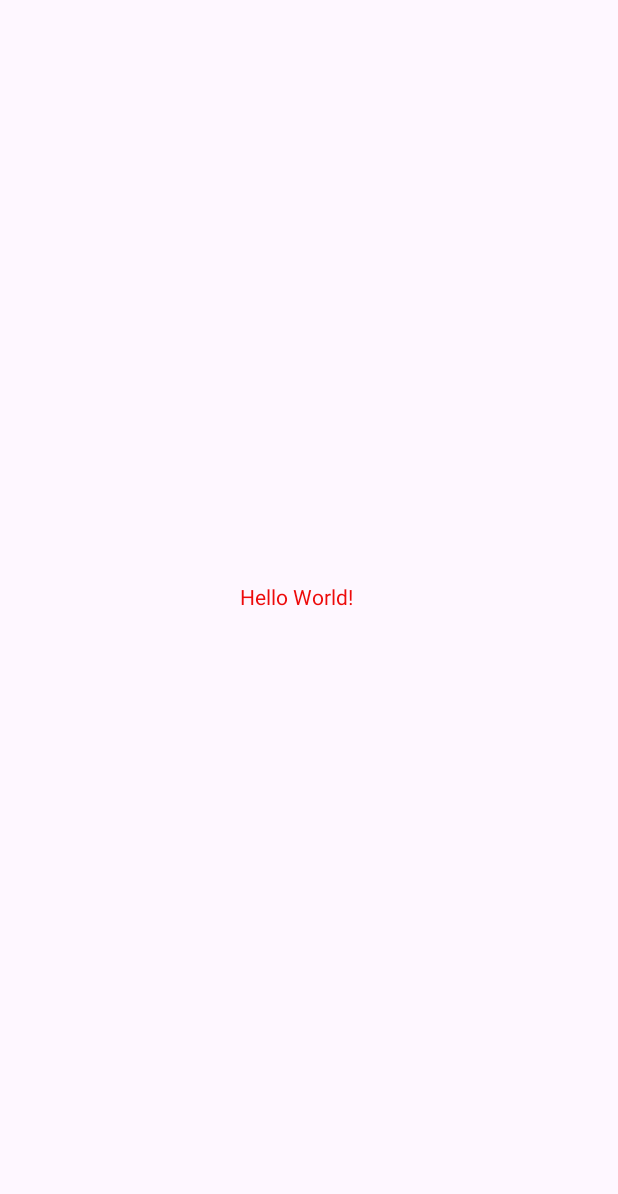
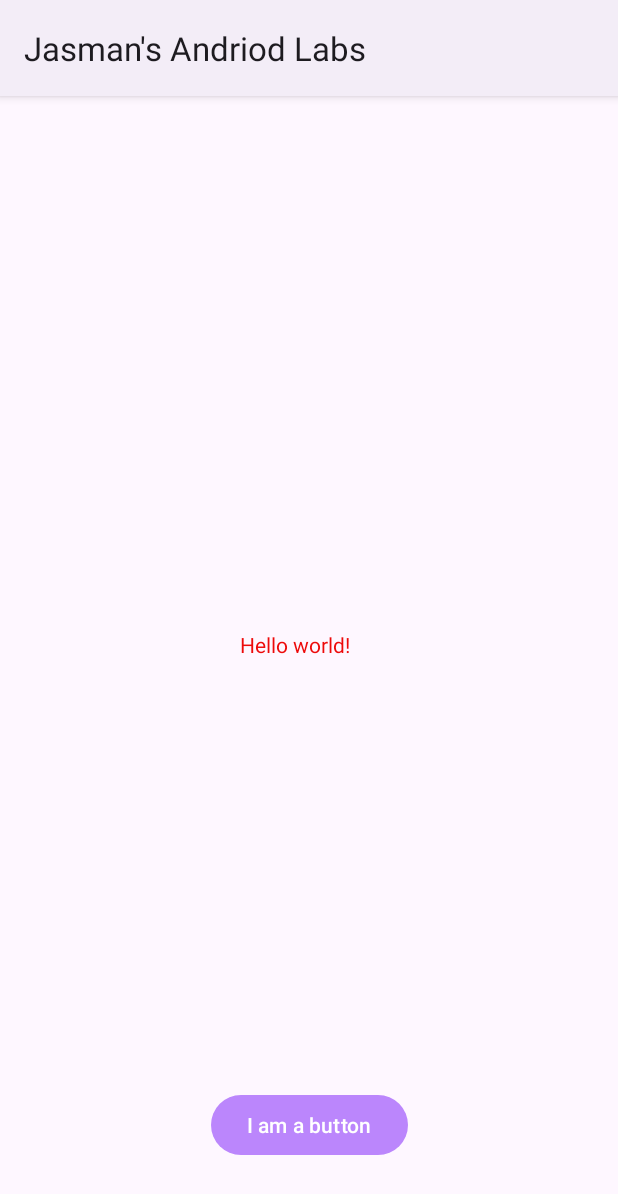
Before and after one commit to Jasman5911/Jasman_Andriod_Labs, an Android app: the screen it shows after launch (MainActivity), on a phone screen of 412 x 824 dp. Before the commit the part shown is almost empty. Shown: the top 1194 px of the screen. Run offline under Robolectric (Android 15) with nearby library versions, the phone set to English and light mode, and no system bars.

Commit message:
Third commit: added a button and french language support

```diff
--- a/app/src/main/res/layout/activity_main.xml
+++ b/app/src/main/res/layout/activity_main.xml
@@ -9,10 +9,20 @@
     <TextView
         android:layout_width="92dp"
         android:layout_height="48dp"
-        android:text="Hello World!"
+        android:text="@string/hello_message"
         app:layout_constraintBottom_toBottomOf="parent"
         app:layout_constraintEnd_toEndOf="parent"
         app:layout_constraintStart_toStartOf="parent"
         app:layout_constraintTop_toTopOf="parent" />
 
+    <Button
+        android:layout_width="wrap_content"
+        android:layout_height="wrap_content"
+        android:layout_marginBottom="50dp"
+        android:text="@string/button_message"
+        app:layout_constraintBottom_toBottomOf="parent"
+        app:layout_constraintEnd_toEndOf="parent"
+        app:layout_constraintHorizontal_bias="0.5"
+        app:layout_constraintStart_toStartOf="parent" />
+
 </androidx.constraintlayout.widget.ConstraintLayout>
--- a/app/src/main/res/values/strings.xml
+++ b/app/src/main/res/values/strings.xml
@@ -1,3 +1,5 @@
 <resources>
     <string name="app_name">Jasman\'s Andriod Labs</string>
+    <string name="hello_message">Hello world!</string>
+    <string name="button_message">I am a button</string>
 </resources>
--- a/app/src/main/res/values/themes.xml
+++ b/app/src/main/res/values/themes.xml
@@ -1,6 +1,6 @@
 <resources xmlns:tools="http://schemas.android.com/tools">
     <!-- Base application theme. -->
-    <style name="Base.Theme.JasmansAndriodLabs" parent="Theme.Material3.DayNight.NoActionBar">
+    <style name="Base.Theme.JasmansAndriodLabs" parent="Theme.Material3.DayNight">
         <!-- Customize your light theme here. -->
         <!-- <item name="colorPrimary">@color/my_light_primary</item> -->
         <item name="colorPrimary">@color/my_primary</item>
```
Also changed, not shown: 1 other file.
